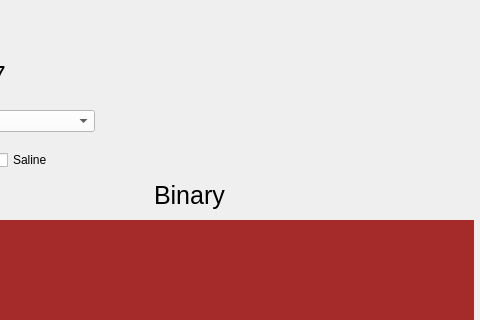
Old version of the form ValveCentralHole/CalibrateWidget.ui in the repository Austin0417/Qt-Visual-Studio-Valve-Central-Hole-Imager; both pictures show x 776 to 1256 and y 0 to 320 of the 1256 by 720 pixel window.
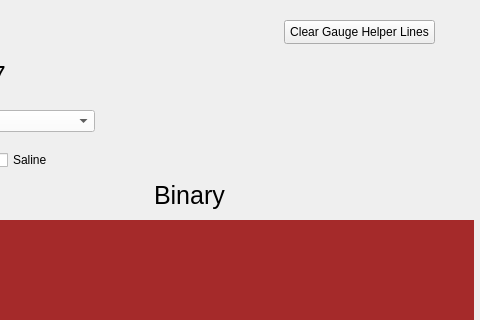
New version of the form.

Commit message: started experimenting with qpainter and line drawing functionality to help more with precisely thresholding the image. Also implemented a thread pool to have dedicated worker threads for updating the preview binary image.

```diff
--- a/ValveCentralHole/CalibrateWidget.ui
+++ b/ValveCentralHole/CalibrateWidget.ui
@@ -296,6 +296,19 @@
     <string/>
    </property>
   </widget>
+  <widget class="QPushButton" name="clear_lines">
+   <property name="geometry">
+    <rect>
+     <x>1060</x>
+     <y>20</y>
+     <width>151</width>
+     <height>24</height>
+    </rect>
+   </property>
+   <property name="text">
+    <string>Clear Gauge Helper Lines</string>
+   </property>
+  </widget>
  </widget>
  <resources/>
  <connections/>
```
The commit also changes 32 other files.
